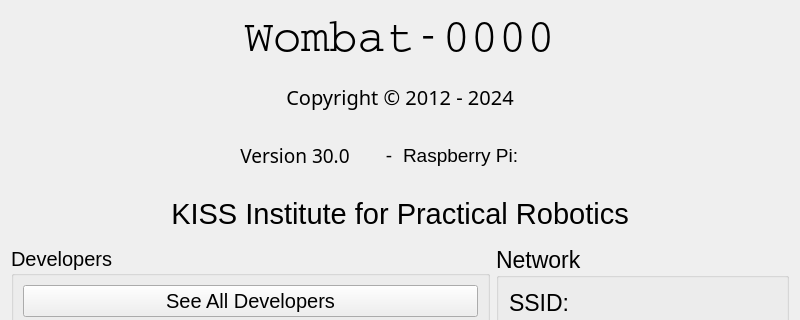
This is ui/AboutWidget.ui in kipr/botui as Qt 5 draws it before an edit; both pictures show x 0 to 800 and y 0 to 320 of the 800 by 480 pixel window. The edited form follows.
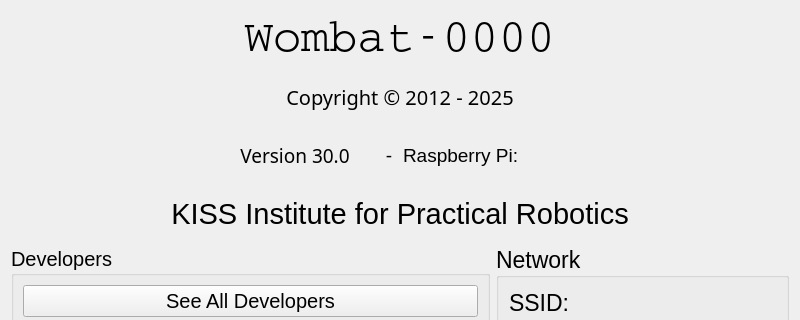
This is the edited form. Icons and pictures are not drawn.

Commit message: Changed copyright year from 2024 to 2025

Patch:
```diff
--- a/ui/AboutWidget.ui
+++ b/ui/AboutWidget.ui
@@ -89,7 +89,7 @@
         </font>
        </property>
        <property name="text">
-        <string>Copyright © 2012 - 2024</string>
+        <string>Copyright © 2012 - 2025</string>
        </property>
        <property name="textFormat">
         <enum>Qt::MarkdownText</enum>
```
